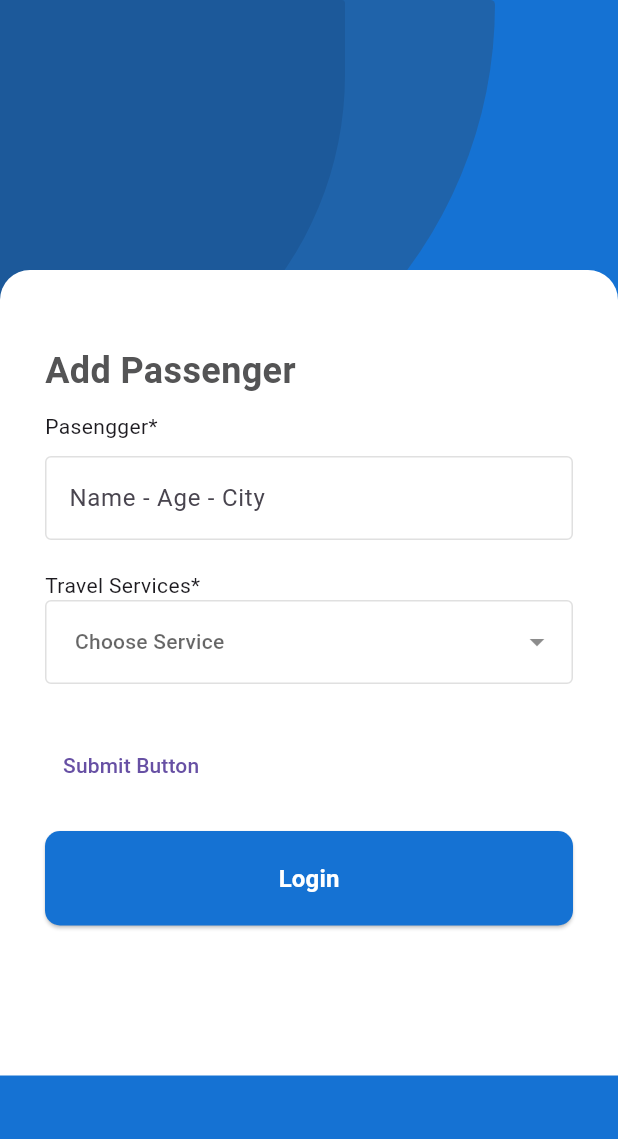
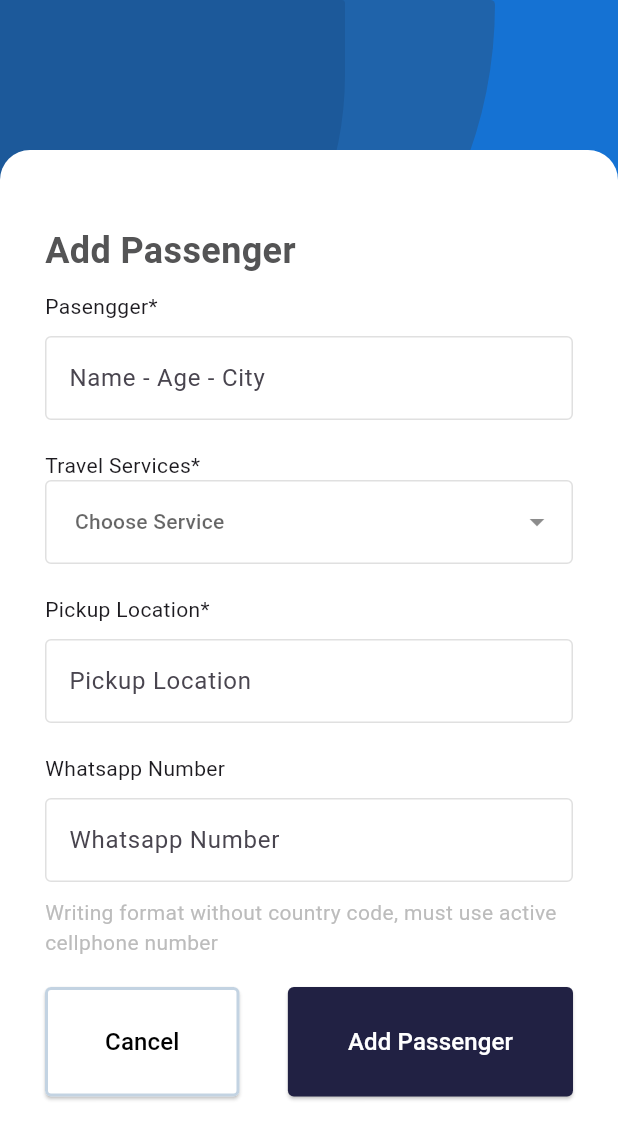
Before and after one commit to DaffaLintang/skill-test--arkatama-mobile-developer, a Flutter app: the AddPassangerPage screen opened directly, on a phone screen of 412 x 824 dp. Shown: the top 1139 px of the screen. Run offline on Flutter 3.47's test engine with Material 3 defaults, Android fonts, the phone set to English and light mode, and no system bars; our stand-ins replace dropdown_button2, get.

Commit message:
second commit

```diff
--- a/lib/page/addpassanger.dart
+++ b/lib/page/addpassanger.dart
@@ -10,7 +10,6 @@ class AddPassangerPage extends StatefulWidget {
 
 class _AddPassangerPageState extends State<AddPassangerPage> {
   final List<String> travelItems = ['Malang', 'Bali'];
-  final _formKey = GlobalKey<FormState>();
 
   String? selectedValue;
   @override
@@ -44,7 +43,7 @@ class _AddPassangerPageState extends State<AddPassangerPage> {
             ),
 
             Padding(
-              padding: const EdgeInsets.only(top: 180.0),
+              padding: const EdgeInsets.only(top: 100.0),
               child: Container(
                 width: double.infinity,
                 decoration: BoxDecoration(
@@ -121,9 +120,7 @@ class _AddPassangerPageState extends State<AddPassangerPage> {
                           }
                           return null;
                         },
-                        onChanged: (value) {
-                          //Do something when selected item is changed.
-                        },
+                        onChanged: (value) {},
                         onSaved: (value) {
                           selectedValue = value.toString();
                         },
@@ -146,40 +143,92 @@ class _AddPassangerPageState extends State<AddPassangerPage> {
                           padding: EdgeInsets.symmetric(horizontal: 16),
                         ),
                       ),
-                      const SizedBox(height: 30),
-                      TextButton(
-                        onPressed: () {
-                          if (_formKey.currentState!.validate()) {
-                            _formKey.currentState!.save();
-                          }
-                        },
-                        child: const Text('Submit Button'),
+                      SizedBox(height: 20),
+                      Text("Pickup Location*"),
+                      SizedBox(height: 10),
+                      TextField(
+                        decoration: InputDecoration(
+                          enabledBorder: OutlineInputBorder(
+                            borderSide: BorderSide(
+                              color: const Color.fromARGB(255, 224, 224, 224),
                             ),
-
+                          ),
+                          labelText: "Pickup Location",
+                          border: OutlineInputBorder(),
+                        ),
+                      ),
                       SizedBox(height: 20),
-                      SizedBox(
-                        width: double.infinity,
-                        child: ElevatedButton(
+                      Text("Whatsapp Number"),
+                      SizedBox(height: 10),
+                      TextField(
+                        decoration: InputDecoration(
+                          enabledBorder: OutlineInputBorder(
+                            borderSide: BorderSide(
+                              color: const Color.fromARGB(255, 224, 224, 224),
+                            ),
+                          ),
+                          labelText: "Whatsapp Number",
+                          border: OutlineInputBorder(),
+                        ),
+                      ),
+                      SizedBox(height: 10),
+                      Text(
+                        "Writing format without country code, must use active cellphone number",
+                        style: TextStyle(
+                          fontWeight: FontWeight.w400,
+                          color: Color.fromRGBO(188, 188, 188, 1),
+                        ),
+                      ),
+                      SizedBox(height: 20),
+                      Row(
+                        mainAxisAlignment: MainAxisAlignment.spaceBetween,
+                        children: [
+                          ElevatedButton(
                             onPressed: () {},
                             style: ElevatedButton.styleFrom(
-                            backgroundColor: Color.fromRGBO(21, 114, 211, 1),
+                              backgroundColor: Colors.white,
                               padding: EdgeInsets.symmetric(
-                              horizontal: 20,
-                              vertical: 20,
+                                horizontal: 40,
+                                vertical: 25,
                               ),
                               shape: RoundedRectangleBorder(
-                              borderRadius: BorderRadius.circular(10),
+                                borderRadius: BorderRadius.circular(4),
+                                side: BorderSide(
+                                  color: Color.fromRGBO(195, 211, 226, 1),
+                                  width: 2,
+                                ),
                               ),
                             ),
                             child: Text(
-                            "Login",
+                              "Cancel",
                               style: TextStyle(
-                              color: Colors.white,
-                              fontWeight: FontWeight.w700,
+                                color: Colors.black,
                                 fontSize: 16,
                               ),
                             ),
                           ),
+                          ElevatedButton(
+                            onPressed: () {},
+                            style: ElevatedButton.styleFrom(
+                              backgroundColor: Color.fromRGBO(33, 33, 67, 1),
+                              padding: EdgeInsets.symmetric(
+                                horizontal: 40,
+                                vertical: 25,
+                              ),
+                              shape: RoundedRectangleBorder(
+                                borderRadius: BorderRadius.circular(4),
+                              ),
+                            ),
+                            child: Text(
+                              "Add Passenger",
+                              style: TextStyle(
+                                color: Colors.white,
+                                fontWeight: FontWeight.w500,
+                                fontSize: 16,
+                              ),
+                            ),
+                          ),
+                        ],
                       ),
                       SizedBox(height: 100),
                     ],
--- a/pubspec.yaml
+++ b/pubspec.yaml
@@ -36,6 +36,8 @@ dependencies:
   cupertino_icons: ^1.0.8
   get: ^4.7.2
   dropdown_button2: ^2.3.9
+  sqflite: ^2.3.0
+  path_provider: ^2.1.2
 
 dev_dependencies:
   flutter_test:
```
Also changed, not shown: pubspec.lock, 1 other file. Lines whose indentation alone changed are shown as unchanged.
